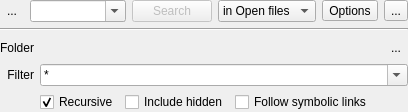
Above: kate/plugins/search/search.ui from KDE/kate before the change. Below: the same form after it.
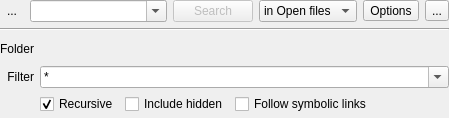
That is the form after the change. Custom widgets are drawn as their Qt base class.

Commit message: folder: add "up" button to navigate one folder up

```diff
--- a/kate/plugins/search/search.ui
+++ b/kate/plugins/search/search.ui
@@ -6,8 +6,8 @@
    <rect>
     <x>0</x>
     <y>0</y>
-    <width>377</width>
-    <height>110</height>
+    <width>449</width>
+    <height>118</height>
    </rect>
   </property>
   <layout class="QGridLayout" name="gridLayout" rowstretch="0,1" columnstretch="0,1,0,0,0,0">
@@ -170,7 +170,7 @@
          </property>
         </widget>
        </item>
-       <item row="10" column="2" colspan="5">
+       <item row="10" column="2" colspan="6">
         <widget class="KComboBox" name="filterCombo">
          <property name="editable">
           <bool>true</bool>
@@ -198,7 +198,7 @@
          </property>
         </spacer>
        </item>
-       <item row="1" column="1" colspan="6">
+       <item row="1" column="1" colspan="7">
         <widget class="Line" name="line">
          <property name="orientation">
           <enum>Qt::Horizontal</enum>
@@ -242,11 +242,8 @@
          </property>
         </spacer>
        </item>
-       <item row="8" column="6">
+       <item row="8" column="7">
         <widget class="QToolButton" name="currentFolderButton">
-         <property name="text">
-          <string>...</string>
-         </property>
          <property name="autoRaise">
           <bool>true</bool>
          </property>
@@ -272,6 +269,13 @@
          </property>
         </widget>
        </item>
+       <item row="8" column="6">
+        <widget class="QToolButton" name="folderUpButton">
+         <property name="autoRaise">
+          <bool>true</bool>
+         </property>
+        </widget>
+       </item>
       </layout>
      </widget>
     </widget>
```
The commit also changes 2 other files.
